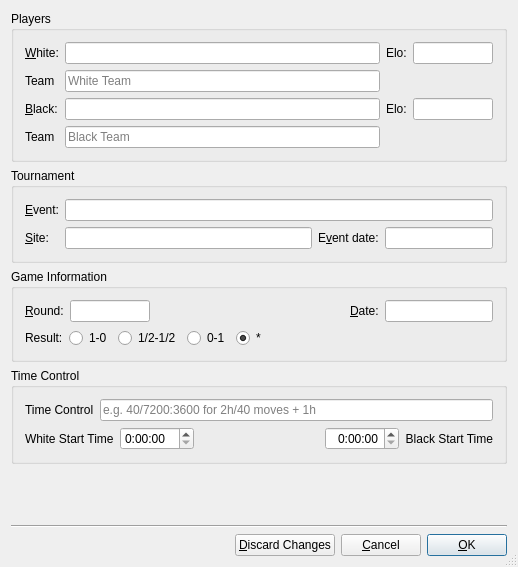
Before: the Qt Designer form src/gui/savedialog.ui in madnight/chessx, drawn with Qt 5.
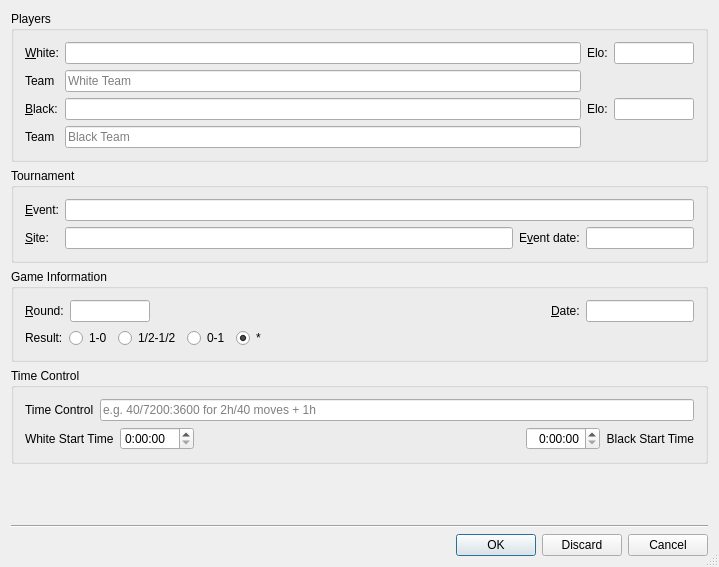
After: the same form once the commit is applied.

Commit message: Refactor groups of push buttons via ButtonBoxes

```diff
--- a/src/gui/savedialog.ui
+++ b/src/gui/savedialog.ui
@@ -6,7 +6,7 @@
    <rect>
     <x>0</x>
     <y>0</y>
-    <width>518</width>
+    <width>719</width>
     <height>567</height>
    </rect>
   </property>
@@ -17,56 +17,6 @@
    <bool>true</bool>
   </property>
   <layout class="QGridLayout">
-   <item row="6" column="0">
-    <layout class="QHBoxLayout">
-     <item>
-      <spacer>
-       <property name="orientation">
-        <enum>Qt::Horizontal</enum>
-       </property>
-       <property name="sizeType">
-        <enum>QSizePolicy::Expanding</enum>
-       </property>
-       <property name="sizeHint" stdset="0">
-        <size>
-         <width>20</width>
-         <height>20</height>
-        </size>
-       </property>
-      </spacer>
-     </item>
-     <item>
-      <widget class="QPushButton" name="buttonDiscardChanges">
-       <property name="text">
-        <string>&amp;Discard Changes</string>
-       </property>
-      </widget>
-     </item>
-     <item>
-      <widget class="QPushButton" name="buttonCancel">
-       <property name="text">
-        <string>&amp;Cancel</string>
-       </property>
-       <property name="autoDefault">
-        <bool>true</bool>
-       </property>
-      </widget>
-     </item>
-     <item>
-      <widget class="QPushButton" name="buttonOk">
-       <property name="text">
-        <string>&amp;OK</string>
-       </property>
-       <property name="autoDefault">
-        <bool>true</bool>
-       </property>
-       <property name="default">
-        <bool>true</bool>
-       </property>
-      </widget>
-     </item>
-    </layout>
-   </item>
    <item row="0" column="0">
     <widget class="QGroupBox" name="groupBox">
      <property name="title">
@@ -498,6 +448,46 @@
      </property>
     </widget>
    </item>
+   <item row="7" column="0">
+    <layout class="QHBoxLayout">
+     <item>
+      <spacer>
+       <property name="orientation">
+        <enum>Qt::Horizontal</enum>
+       </property>
+       <property name="sizeType">
+        <enum>QSizePolicy::Expanding</enum>
+       </property>
+       <property name="sizeHint" stdset="0">
+        <size>
+         <width>20</width>
+         <height>20</height>
+        </size>
+       </property>
+      </spacer>
+     </item>
+     <item>
+      <widget class="QDialogButtonBox" name="buttonBox">
+       <property name="standardButtons">
+        <set>QDialogButtonBox::Cancel|QDialogButtonBox::Discard|QDialogButtonBox::Ok</set>
+       </property>
+      </widget>
+     </item>
+    </layout>
+   </item>
+   <item row="4" column="0">
+    <spacer name="verticalSpacer">
+     <property name="orientation">
+      <enum>Qt::Vertical</enum>
+     </property>
+     <property name="sizeHint" stdset="0">
+      <size>
+       <width>20</width>
+       <height>40</height>
+      </size>
+     </property>
+    </spacer>
+   </item>
   </layout>
  </widget>
  <layoutdefault spacing="6" margin="11"/>
```
Left out of the diff: 49 changed lines with no effect on the pictures. The commit also changes 29 other files.
